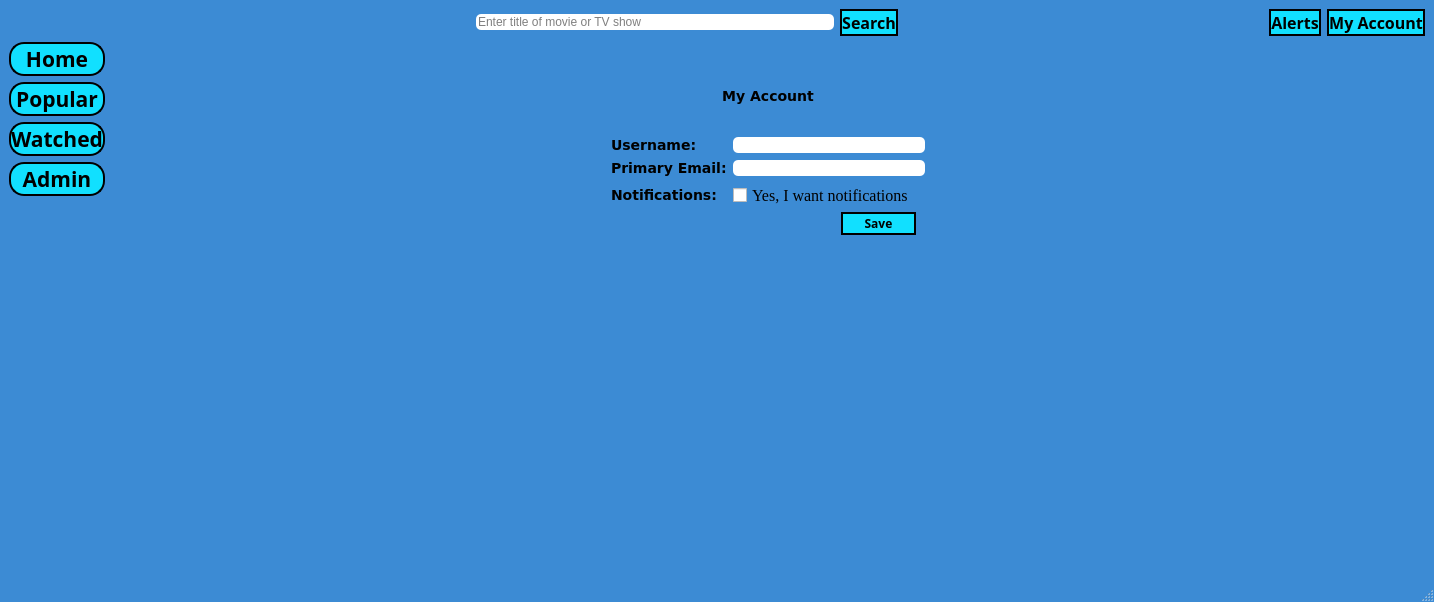
This is PlotTalk/Forms/dashboard.ui in allanhaywood/CS441 as Qt 5 draws it before an edit. The edited form follows.
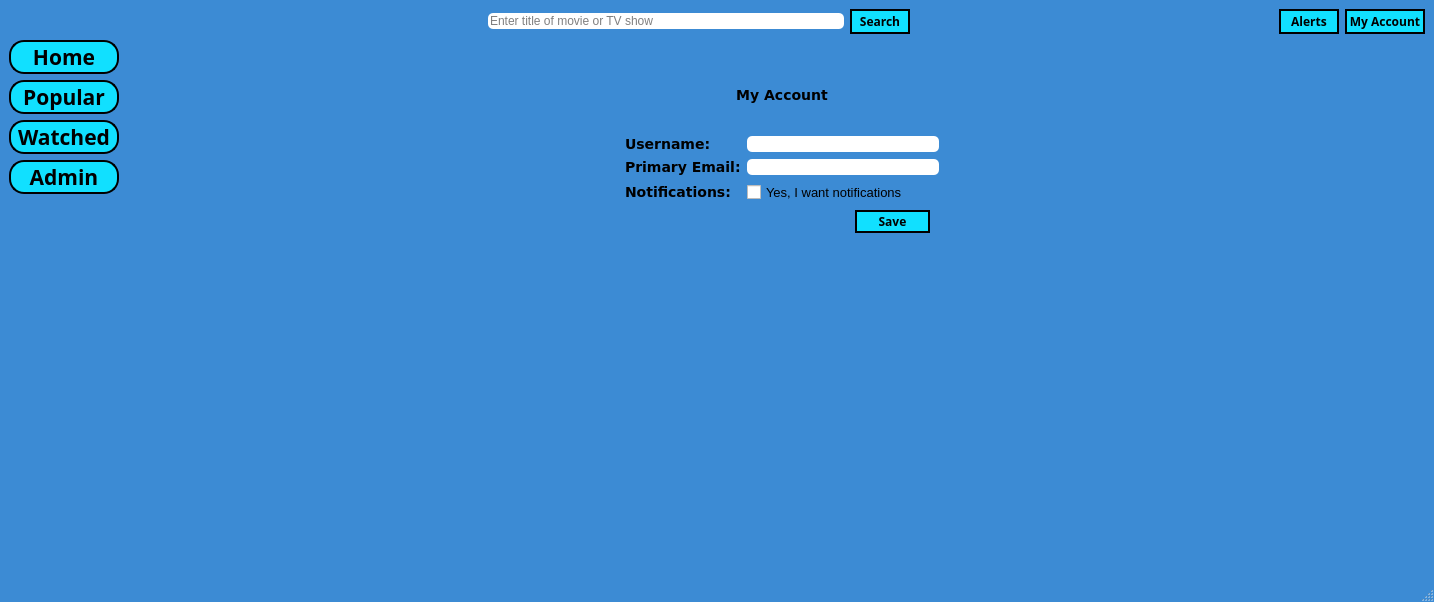
This is the edited form. The open tabs and pages were chosen to show the change.

Commit message: Updated button sizes, so there is some space between text and end of button. Made the alerts, search, and account button text slightly smaller.

```diff
--- a/PlotTalk/Forms/dashboard.ui
+++ b/PlotTalk/Forms/dashboard.ui
@@ -62,6 +62,11 @@
 font-size: 14px;
 }
 
+QCheckBox {
+font-family: tahoma;
+font-size: 13px;
+}
+
 QListView {
 background-color: rgb(217, 217, 217)
 }
@@ -349,8 +354,8 @@
               <widget class="QCheckBox" name="NotificationsCheckBox">
                <property name="font">
                 <font>
-                 <family>Georgia</family>
-                 <pointsize>12</pointsize>
+                 <family>tahoma</family>
+                 <pointsize>-1</pointsize>
                 </font>
                </property>
                <property name="text">
@@ -480,6 +485,12 @@
       </item>
       <item row="4" column="0">
        <widget class="QPushButton" name="watchedButton">
+        <property name="minimumSize">
+         <size>
+          <width>110</width>
+          <height>0</height>
+         </size>
+        </property>
         <property name="font">
          <font>
           <family>20px</family>
@@ -496,10 +507,15 @@
       </item>
       <item row="0" column="7">
        <widget class="QPushButton" name="myAccountButton">
+        <property name="minimumSize">
+         <size>
+          <width>80</width>
+          <height>25</height>
+         </size>
+        </property>
         <property name="font">
          <font>
           <family>20px</family>
-          <pointsize>12</pointsize>
           <weight>75</weight>
           <italic>false</italic>
           <bold>true</bold>
@@ -541,10 +557,15 @@
       </item>
       <item row="0" column="3">
        <widget class="QPushButton" name="searchButton">
+        <property name="minimumSize">
+         <size>
+          <width>60</width>
+          <height>25</height>
+         </size>
+        </property>
         <property name="font">
          <font>
           <family>20px</family>
-          <pointsize>12</pointsize>
           <weight>75</weight>
           <italic>false</italic>
           <bold>true</bold>
@@ -570,10 +591,27 @@
       </item>
       <item row="0" column="5" colspan="2">
        <widget class="QPushButton" name="alertsButton">
+        <property name="sizePolicy">
+         <sizepolicy hsizetype="Minimum" vsizetype="Fixed">
+          <horstretch>0</horstretch>
+          <verstretch>0</verstretch>
+         </sizepolicy>
+        </property>
+        <property name="minimumSize">
+         <size>
+          <width>60</width>
+          <height>25</height>
+         </size>
+        </property>
+        <property name="maximumSize">
+         <size>
+          <width>16777215</width>
+          <height>16777215</height>
+         </size>
+        </property>
         <property name="font">
          <font>
           <family>20px</family>
-          <pointsize>12</pointsize>
           <weight>75</weight>
           <italic>false</italic>
           <bold>true</bold>
```
Left out of the diff: 2 changed lines with no effect on the pictures.
